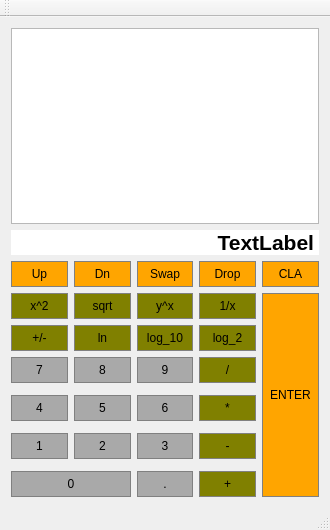
Above: RPNCalculator/Calculator.ui from wftmate/RPNCalculator before the change. Below: the same form after it.
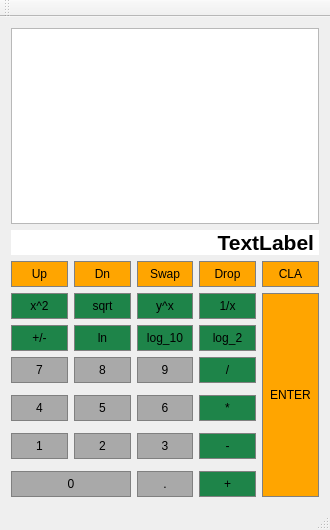
That is the form after the change.

Commit message:
Button colors and stack datatype
Changed button colors:
	math buttons pressed and unpressed
	stack buttons pressed

Changed stack datatype from list to vector.

```diff
--- a/RPNCalculator/Calculator.ui
+++ b/RPNCalculator/Calculator.ui
@@ -28,7 +28,7 @@
       </property>
       <property name="styleSheet">
        <string notr="true">QPushButton {
-	background-color: olive;
+	background-color: #1E8449;
 	border: 1px solid gray;
 	padding: 5px;
 }
@@ -92,7 +92,7 @@
       </property>
       <property name="styleSheet">
        <string notr="true">QPushButton {
-	background-color: olive;
+	background-color: #1E8449;
 	border: 1px solid gray;
 	padding: 5px;
 }
@@ -313,7 +313,7 @@
       </property>
       <property name="styleSheet">
        <string notr="true">QPushButton {
-	background-color: olive;
+	background-color: #1E8449;
 	border: 1px solid gray;
 	padding: 5px;
 }
@@ -409,7 +409,7 @@
       </property>
       <property name="styleSheet">
        <string notr="true">QPushButton {
-	background-color: olive;
+	background-color: #1E8449;
 	border: 1px solid gray;
 	padding: 5px;
 }
@@ -441,7 +441,7 @@
       </property>
       <property name="styleSheet">
        <string notr="true">QPushButton {
-	background-color: olive;
+	background-color: #1E8449;
 	border: 1px solid gray;
 	padding: 5px;
 }
@@ -521,7 +521,7 @@
       </property>
       <property name="styleSheet">
        <string notr="true">QPushButton {
-	background-color: olive;
+	background-color: #1E8449;
 	border: 1px solid gray;
 	padding: 5px;
 }
@@ -585,7 +585,7 @@
       </property>
       <property name="styleSheet">
        <string notr="true">QPushButton {
-	background-color: olive;
+	background-color: #1E8449;
 	border: 1px solid gray;
 	padding: 5px;
 }
@@ -617,7 +617,7 @@
       </property>
       <property name="styleSheet">
        <string notr="true">QPushButton {
-	background-color: olive;
+	background-color: #1E8449;
 	border: 1px solid gray;
 	padding: 5px;
 }
@@ -649,7 +649,7 @@
       </property>
       <property name="styleSheet">
        <string notr="true">QPushButton {
-	background-color: olive;
+	background-color: #1E8449;
 	border: 1px solid gray;
 	padding: 5px;
 }
@@ -745,7 +745,7 @@
       </property>
       <property name="styleSheet">
        <string notr="true">QPushButton {
-	background-color: olive;
+	background-color: #1E8449;
 	border: 1px solid gray;
 	padding: 5px;
 }
@@ -809,7 +809,7 @@
       </property>
       <property name="styleSheet">
        <string notr="true">QPushButton {
-	background-color: olive;
+	background-color: #1E8449;
 	border: 1px solid gray;
 	padding: 5px;
 }
@@ -963,7 +963,7 @@
       </property>
       <property name="styleSheet">
        <string notr="true">QPushButton {
-	background-color: olive;
+	background-color: #1E8449;
 	border: 1px solid gray;
 	padding: 5px;
 }
```
Left out of the diff: 38 changed lines with no effect on the pictures. The commit also changes 5 other files.
